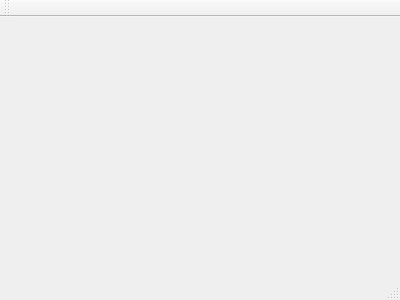
The window that Json/json.ui (AaronCedillo/Software) describes before a commit, drawn with Qt 5.
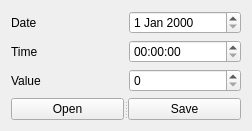
The same window after the commit.

Commit message: User Interface Design

The edit to the form file:
```diff
--- a/Json/json.ui
+++ b/Json/json.ui
@@ -1,24 +1,82 @@
 <ui version="4.0">
  <class>Json</class>
- <widget class="QMainWindow" name="Json" >
-  <property name="geometry" >
+ <widget class="QMainWindow" name="Json">
+  <property name="geometry">
    <rect>
     <x>0</x>
     <y>0</y>
-    <width>400</width>
-    <height>300</height>
+    <width>252</width>
+    <height>125</height>
    </rect>
   </property>
   <property name="windowTitle" >
    <string>Json</string>
   </property>
-  <widget class="QMenuBar" name="menuBar" />
-  <widget class="QToolBar" name="mainToolBar" />
-  <widget class="QWidget" name="centralWidget" />
-  <widget class="QStatusBar" name="statusBar" />
+  <widget class="QWidget" name="centralWidget">
+   <layout class="QGridLayout" name="gridLayout">
+    <item row="0" column="0">
+     <layout class="QHBoxLayout" name="horizontalLayout">
+      <item>
+       <widget class="QLabel" name="label">
+        <property name="text">
+         <string>Date</string>
+        </property>
+       </widget>
+      </item>
+      <item>
+       <widget class="QDateEdit" name="Date"/>
+      </item>
+     </layout>
+    </item>
+    <item row="1" column="0">
+     <layout class="QHBoxLayout" name="horizontalLayout_2">
+      <item>
+       <widget class="QLabel" name="label_2">
+        <property name="text">
+         <string>Time</string>
+        </property>
+       </widget>
+      </item>
+      <item>
+       <widget class="QTimeEdit" name="Time"/>
+      </item>
+     </layout>
+    </item>
+    <item row="2" column="0">
+     <layout class="QHBoxLayout" name="horizontalLayout_3">
+      <item>
+       <widget class="QLabel" name="label_3">
+        <property name="text">
+         <string>Value</string>
+        </property>
+       </widget>
+      </item>
+      <item>
+       <widget class="QSpinBox" name="Value"/>
+      </item>
+     </layout>
+    </item>
+    <item row="3" column="0">
+     <widget class="QSplitter" name="splitter">
+      <property name="orientation">
+       <enum>Qt::Horizontal</enum>
+      </property>
+      <widget class="QPushButton" name="Open">
+       <property name="text">
+        <string>Open</string>
+       </property>
+      </widget>
+      <widget class="QPushButton" name="Save">
+       <property name="text">
+        <string>Save</string>
+       </property>
+      </widget>
+     </widget>
+    </item>
+   </layout>
+  </widget>
  </widget>
- <layoutDefault spacing="6" margin="11" />
- <pixmapfunction></pixmapfunction>
+ <layoutdefault spacing="6" margin="11"/>
  <resources/>
  <connections/>
 </ui>
```
Left out of the diff: 3 changed lines with no effect on the pictures.
